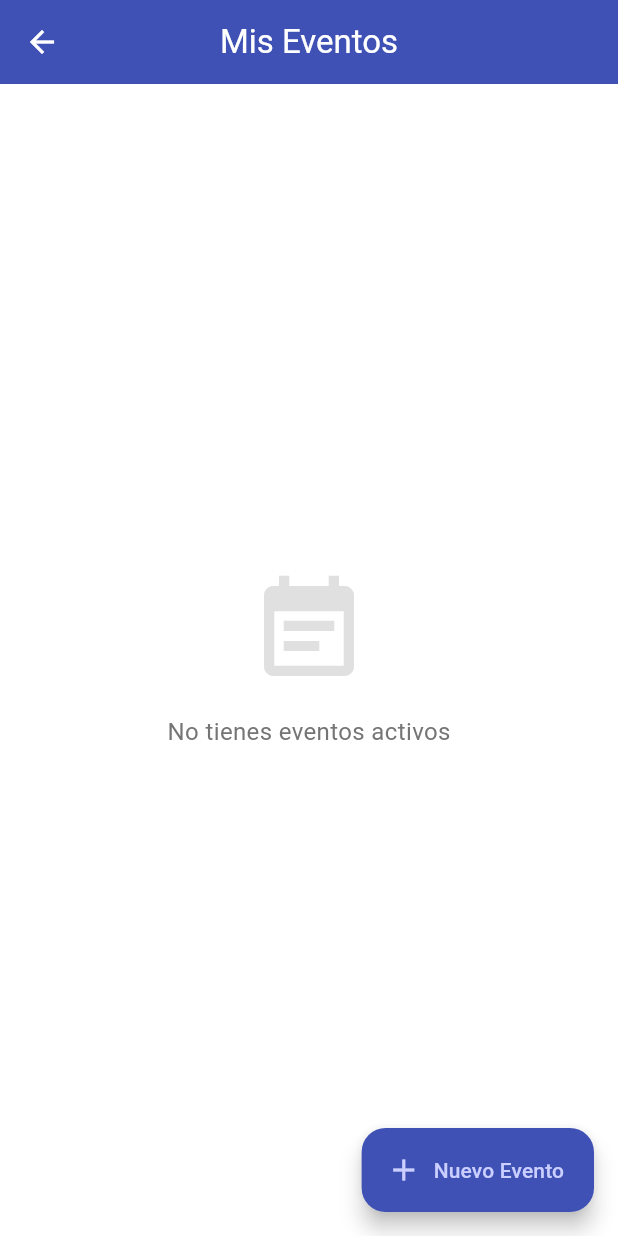
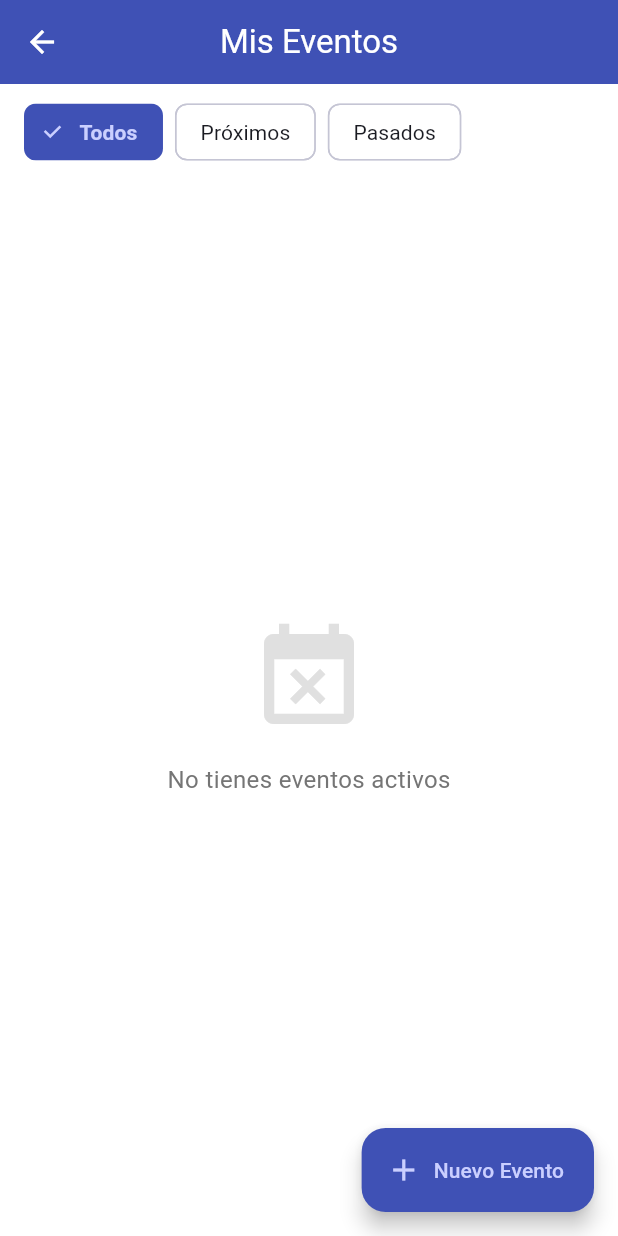
Before and after one commit to JorgeVargas03/ProyectoFinal-DAM-Connixia, a Flutter app: the EventsPage screen opened directly, on a phone screen of 412 x 824 dp. Run offline on Flutter 3.47's test engine with Material 3 defaults, Android fonts, the phone set to English and light mode, and no system bars; our stand-ins replace cloud_firestore, firebase_auth, firebase_core, firebase_messaging, flutter_dotenv, flutter_image_compress and 8 more; missing offline and left inert: shake; accounts and stored records are empty; network calls fail; statements that could not run were skipped.

Commit message:
Filtro de Eventos Asistidos
Ahora los eventos se separan en 3 clases: Todos, Próximos y Pasados, denotados con color.

Además se ha corregido la diferencia de color de los iconos en eventps vigentes

```diff
--- a/lib/screens/events_page.dart
+++ b/lib/screens/events_page.dart
@@ -8,6 +8,7 @@ import 'location_picker_page.dart';
 
 class EventsPage extends StatefulWidget {
   final bool filterCreatedOnly;
+
   const EventsPage({super.key, this.filterCreatedOnly = false});
 
   @override
@@ -17,6 +18,9 @@ class EventsPage extends StatefulWidget {
 class _EventsPageState extends State<EventsPage> {
   final _eventCtrl = EventController();
 
+  // Estado para el filtro de tiempo: 'all', 'upcoming', 'past'
+  String _timeFilter = 'all';
+
   String _formatDate(Timestamp? timestamp) {
     if (timestamp == null) return '--';
     return DateFormat('dd MMM HH:mm', 'es').format(timestamp.toDate());
@@ -25,14 +29,34 @@ class _EventsPageState extends State<EventsPage> {
   @override
   Widget build(BuildContext context) {
     final myUid = FirebaseAuth.instance.currentUser?.uid;
+    final colorScheme = Theme.of(context).colorScheme;
 
     return Scaffold(
       appBar: AppBar(
-        // Título dinámico según el filtro
         title: Text(widget.filterCreatedOnly ? 'Eventos Creados' : 'Mis Eventos'),
         centerTitle: true,
       ),
-      body: StreamBuilder<QuerySnapshot>(
+      body: Column(
+        children: [
+          // --- BARRA DE FILTROS DE TIEMPO ---
+          Container(
+            margin: const EdgeInsets.symmetric(vertical: 12, horizontal: 16),
+            height: 40,
+            child: ListView(
+              scrollDirection: Axis.horizontal,
+              children: [
+                _buildFilterChip('Todos', 'all'),
+                const SizedBox(width: 8),
+                _buildFilterChip('Próximos', 'upcoming'),
+                const SizedBox(width: 8),
+                _buildFilterChip('Pasados', 'past'),
+              ],
+            ),
+          ),
+
+          // --- LISTA DE EVENTOS ---
+          Expanded(
+            child: StreamBuilder<QuerySnapshot>(
               stream: _eventCtrl.getMyEvents(),
               builder: (context, snapshot) {
                 if (snapshot.connectionState == ConnectionState.waiting) {
@@ -43,30 +67,58 @@ class _EventsPageState extends State<EventsPage> {
                   return Center(child: Text('Error: ${snapshot.error}'));
                 }
 
-          // Obtenemos todos los eventos
                 var docs = snapshot.data?.docs ?? [];
+                final now = DateTime.now();
 
-          // --- FILTRADO NUEVO ---
-          // Si el filtro está activo, dejamos solo los que yo creé
+                // 1. FILTRO: Creados vs Todos (Lógica anterior)
                 if (widget.filterCreatedOnly && myUid != null) {
                   docs = docs.where((doc) {
                     final data = doc.data() as Map<String, dynamic>;
                     return data['creatorId'] == myUid;
                   }).toList();
                 }
-          // ----------------------
+
+                // 2. FILTRO: Tiempo (Próximos vs Pasados)
+                if (_timeFilter != 'all') {
+                  docs = docs.where((doc) {
+                    final data = doc.data() as Map<String, dynamic>;
+                    final date = (data['date'] as Timestamp?)?.toDate();
+                    if (date == null) return false;
+
+                    if (_timeFilter == 'upcoming') {
+                      return date.isAfter(now);
+                    } else { // 'past'
+                      return date.isBefore(now);
+                    }
+                  }).toList();
+                }
+
+                // 3. ORDENAMIENTO (Mejora de UX)
+                docs.sort((a, b) {
+                  final dateA = (a.data() as Map<String, dynamic>)['date'] as Timestamp?;
+                  final dateB = (b.data() as Map<String, dynamic>)['date'] as Timestamp?;
+
+                  if (dateA == null || dateB == null) return 0;
+
+                  // Si son pasados, queremos ver el más reciente primero (Descendente)
+                  // Si son próximos o todos, queremos ver el más cercano primero (Ascendente)
+                  if (_timeFilter == 'past') {
+                    return dateB.compareTo(dateA);
+                  } else {
+                    return dateA.compareTo(dateB);
+                  }
+                });
+
 
                 if (docs.isEmpty) {
                   return Center(
                     child: Column(
                       mainAxisAlignment: MainAxisAlignment.center,
                       children: [
-                  Icon(Icons.event_note, size: 80, color: Colors.grey[300]),
+                        Icon(Icons.event_busy, size: 80, color: Colors.grey[300]),
                         const SizedBox(height: 16),
                         Text(
-                    widget.filterCreatedOnly
-                        ? 'No has creado eventos aún'
-                        : 'No tienes eventos activos',
+                          _getEmptyMessage(),
                           style: TextStyle(color: Colors.grey[600], fontSize: 16),
                         ),
                       ],
@@ -75,7 +127,7 @@ class _EventsPageState extends State<EventsPage> {
                 }
 
                 return ListView.builder(
-            padding: const EdgeInsets.all(12),
+                  padding: const EdgeInsets.symmetric(horizontal: 12),
                   itemCount: docs.length,
                   itemBuilder: (context, index) {
                     final doc = docs[index];
@@ -89,27 +141,45 @@ class _EventsPageState extends State<EventsPage> {
                     final address = data['location']?['address'] ?? 'Ubicación desconocida';
 
                     final isCreator = (myUid == creatorId);
+                    final isPast = date?.toDate().isBefore(now) ?? false;
 
-              return Card(
-                elevation: 3,
+                    return Opacity(
+                      // Efecto visual: si ya pasó, se ve un poco más transparente
+                      opacity: isPast ? 0.7 : 1.0,
+                      child: Card(
+                        elevation: isPast ? 1 : 3, // Menos sombra si ya pasó
                         margin: const EdgeInsets.only(bottom: 12),
                         shape: RoundedRectangleBorder(borderRadius: BorderRadius.circular(16)),
+                        color: isPast
+                            ? (Theme.of(context).brightness == Brightness.dark
+                              ? Colors.grey.withOpacity(0.1)
+                              : Colors.grey[300])
+                            : null,
                         child: ListTile(
                           contentPadding: const EdgeInsets.all(16),
                           leading: Container(
                             padding: const EdgeInsets.all(10),
                             decoration: BoxDecoration(
-                      color: Theme.of(context).colorScheme.primaryContainer,
+                              color: isPast
+                                  ? Colors.grey.withOpacity(0.1)
+                                  : colorScheme.primaryContainer.withOpacity(0.3),
                               borderRadius: BorderRadius.circular(12),
                             ),
                             child: Icon(
-                        Icons.location_on,
-                        color: Theme.of(context).colorScheme.primary
+                                isPast ? Icons.history : Icons.location_on,
+                                color: isPast
+                                    ? Colors.grey[600]
+                                    : colorScheme.primary
                             ),
                           ),
                           title: Text(
                               title,
-                      style: const TextStyle(fontWeight: FontWeight.bold, fontSize: 16)
+                              style: TextStyle(
+                                fontWeight: FontWeight.bold,
+                                fontSize: 16,
+                                decoration: isPast ? TextDecoration.lineThrough : null, // Tachado opcional si ya pasó
+                                color: isPast ? Colors.grey[700] : null,
+                              )
                           ),
                           subtitle: Column(
                             crossAxisAlignment: CrossAxisAlignment.start,
@@ -154,10 +224,14 @@ class _EventsPageState extends State<EventsPage> {
                             );
                           },
                         ),
+                      ),
                     );
                   },
                 );
               },
+            ),
+          ),
+        ],
       ),
       floatingActionButton: FloatingActionButton.extended(
         onPressed: _showCreateEventDialog,
@@ -167,9 +241,36 @@ class _EventsPageState extends State<EventsPage> {
     );
   }
 
-  // ... (El resto de tus métodos _confirmDelete, _confirmLeave y _showCreateEventDialog se mantienen igual)
+  // --- WIDGET PARA LOS CHIPS DE FILTRO ---
+  Widget _buildFilterChip(String label, String value) {
+    final isSelected = _timeFilter == value;
+    final colorScheme = Theme.of(context).colorScheme;
+
+    return ChoiceChip(
+      label: Text(label),
+      selected: isSelected,
+      onSelected: (bool selected) {
+        if (selected) {
+          setState(() => _timeFilter = value);
+        }
+      },
+      selectedColor: colorScheme.primaryContainer,
+      labelStyle: TextStyle(
+        color: isSelected ? colorScheme.onPrimaryContainer : colorScheme.onSurface,
+        fontWeight: isSelected ? FontWeight.bold : FontWeight.normal,
+      ),
+      checkmarkColor: colorScheme.onPrimaryContainer,
+    );
+  }
+
+  // Mensaje dinámico cuando está vacío
+  String _getEmptyMessage() {
+    if (_timeFilter == 'upcoming') return 'No tienes eventos próximos';
+    if (_timeFilter == 'past') return 'No tienes eventos pasados';
+    return 'No tienes eventos activos';
+  }
+
   Future<void> _confirmDelete(String eventId, String creatorId) async {
-    // ... tu código existente
     final confirm = await showDialog<bool>(
       context: context,
       builder: (ctx) => AlertDialog(
@@ -196,7 +297,6 @@ class _EventsPageState extends State<EventsPage> {
   }
 
   Future<void> _confirmLeave(String eventId) async {
-    // ... tu código existente
     final confirm = await showDialog<bool>(
       context: context,
       builder: (ctx) => AlertDialog(
@@ -223,7 +323,6 @@ class _EventsPageState extends State<EventsPage> {
   }
 
   void _showCreateEventDialog() {
-    // ... tu código existente
     final titleCtrl = TextEditingController();
     final descCtrl = TextEditingController();
 
@@ -273,7 +372,7 @@ class _EventsPageState extends State<EventsPage> {
                       const SizedBox(height: 8),
                       InkWell(
                         onTap: () async {
-                          // 1. Elegir Fecha
+                          // Elegir Fecha
                           final date = await showDatePicker(
                             context: context,
                             initialDate: selectedDate,
@@ -282,7 +381,7 @@ class _EventsPageState extends State<EventsPage> {
                           );
                           if (date == null) return;
 
-                          // 2. Elegir Hora
+                          // Elegir Hora
                           if (!context.mounted) return;
                           final time = await showTimePicker(
                             context: context,
@@ -290,7 +389,7 @@ class _EventsPageState extends State<EventsPage> {
                           );
                           if (time == null) return;
 
-                          // 3. Combinar y Actualizar
+                          // Combinar y Actualizar
                           final newDateTime = DateTime(
                               date.year, date.month, date.day,
                               time.hour, time.minute
```
Lines whose indentation alone changed are shown as unchanged.
